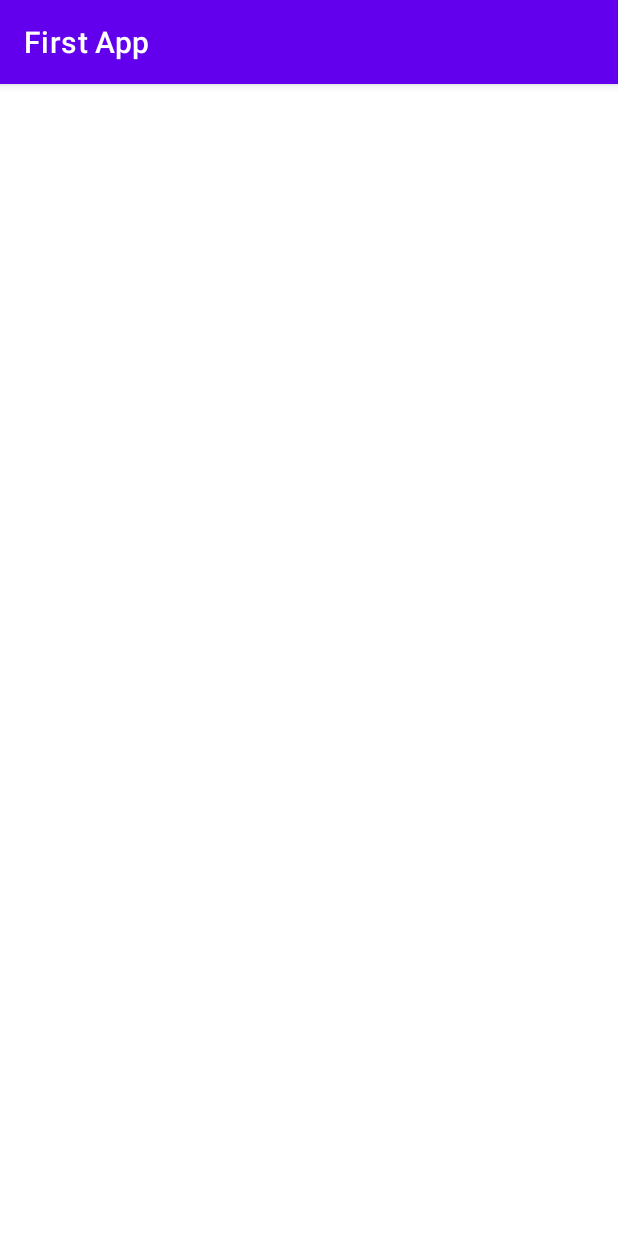
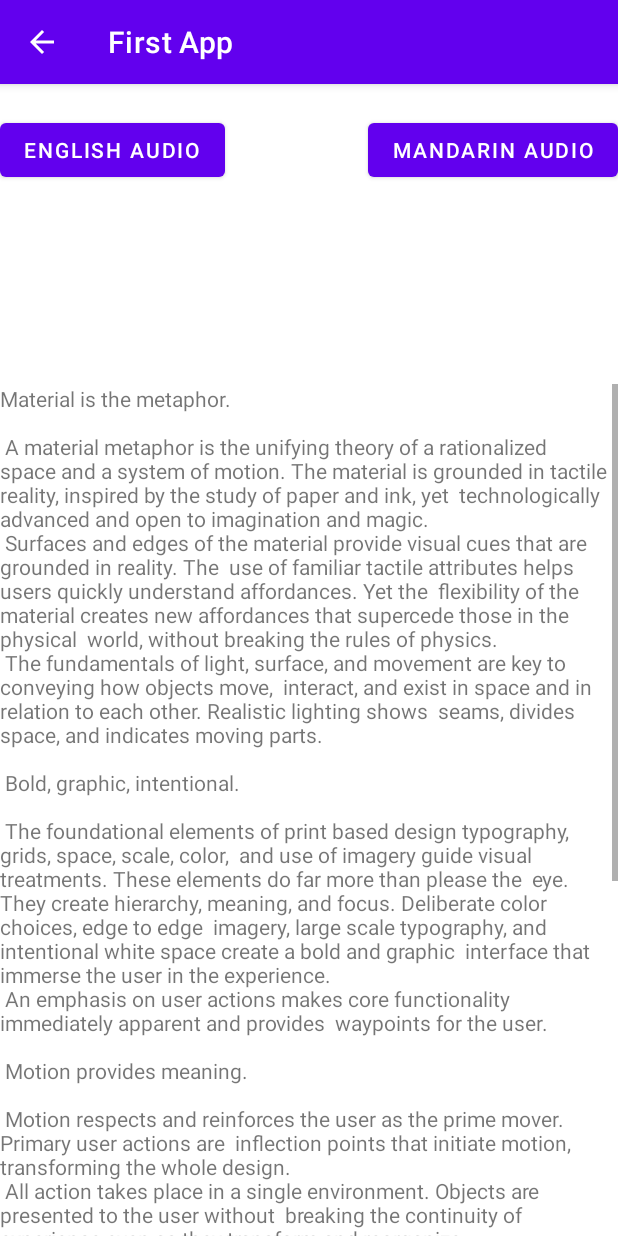
Before and after one commit to jazonshou/Audiobook-Eagle-Project, an Android app: the Fable1 screen opened directly, with no data from a screen before it, on a phone screen of 412 x 824 dp. Run offline under Robolectric (Android 15) with nearby library versions, the phone set to English and light mode, and no system bars; libraries missing offline, so code that uses them is left out: nl.changer.audiowife.

Commit message:
ft. got AudioWife working

```diff
--- a/app/build.gradle
+++ b/app/build.gradle
@@ -8,7 +8,7 @@ android {
 
     defaultConfig {
         applicationId "com.example.firstapp"
-        minSdkVersion 16
+        minSdkVersion 21
         targetSdkVersion 30
         versionCode 1
         versionName "1.0"
@@ -41,4 +41,8 @@ dependencies {
     testImplementation 'junit:junit:4.+'
     androidTestImplementation 'androidx.test.ext:junit:1.1.3'
     androidTestImplementation 'androidx.test.espresso:espresso-core:3.4.0'
+
+    implementation 'com.github.mergehez:ArgPlayer:v3.0.1'
+
+    implementation 'net.the4thdimension:audio-wife:1.0.3'
 }
--- a/app/src/main/java/com/example/firstapp/Fable1.java
+++ b/app/src/main/java/com/example/firstapp/Fable1.java
@@ -1,14 +1,109 @@
 package com.example.firstapp;
 
+import androidx.annotation.Nullable;
 import androidx.appcompat.app.AppCompatActivity;
+import androidx.core.app.NavUtils;
 
+import android.app.ActionBar;
+import android.content.Intent;
+import android.media.MediaPlayer;
+import android.net.Uri;
 import android.os.Bundle;
+import android.text.method.ScrollingMovementMethod;
+import android.view.MenuItem;
+import android.view.View;
+import android.view.ViewGroup;
+import android.widget.Button;
+import android.widget.TextView;
+import android.widget.Toast;
 
-public class Fable1 extends AppCompatActivity {
+import java.io.File;
+import java.io.FileOutputStream;
+import java.io.IOException;
+import java.io.InputStream;
+import java.io.OutputStream;
+
+import nl.changer.audiowife.AudioWife;
+
+public class Fable1 extends AppCompatActivity implements View.OnClickListener {
+
+    // Media files
+//    MediaPlayer englishAudio = MediaPlayer.create(this, R.raw.chinese_new_year_final);
 
     @Override
     protected void onCreate(Bundle savedInstanceState) {
         super.onCreate(savedInstanceState);
         setContentView(R.layout.activity_fable1);
+
+        // Enables scrolling for the text chunk
+        TextView tv3 = (TextView)findViewById(R.id.textView3);
+        tv3.setMovementMethod(new ScrollingMovementMethod());
+
+        // Adds the return button on the action bar
+        getSupportActionBar().setDisplayHomeAsUpEnabled(true);
+
+        // Buttons
+        Button english = (Button)findViewById(R.id.fable1_button1);
+        Button mandarin = (Button)findViewById(R.id.fable1_button2);
+        english.setOnClickListener(this);
+        mandarin.setOnClickListener(this);
+
+        // Load the media files
+//        englishAudio.prepare();
+    }
+
+    @Override
+    public void onClick(View view) {
+        switch (view.getId()){
+            case R.id.fable1_button1:
+
+                File tempFile;
+                try {
+                    InputStream inputStream = getResources().openRawResource(R.raw.chinese_new_year_final);
+                    tempFile = File.createTempFile("pre", "suf");
+                    copyFile(inputStream, new FileOutputStream(tempFile));
+
+                    // Now some_file is tempFile .. do what you like
+                } catch (IOException e) {
+                    throw new RuntimeException("Can't create temp file ", e);
+                }
+
+                ViewGroup v = (ViewGroup)getWindow().getDecorView().findViewById(android.R.id.content);
+
+
+                Uri uri = Uri.fromFile(tempFile);
+
+                AudioWife.getInstance().init(this, uri).useDefaultUi(v, getLayoutInflater());
+
+                break;
+//          case R.id.button3:
+//                Intent intent2 = new Intent(getApplicationContext(), MainActivity3.class);
+//                startActivity(intent2);
+//                break;
+        }
+    }
+
+    /**
+     * Controls the return button on the action bar
+     * @param item idfk
+     * @return idfk
+     */
+    @Override
+    public boolean onOptionsItemSelected(MenuItem item) {
+        switch (item.getItemId()) {
+            // Respond to the action bar's Up/Home button
+            case android.R.id.home:
+                NavUtils.navigateUpFromSameTask(this);
+                return true;
+        }
+        return super.onOptionsItemSelected(item);
+    }
+
+    private void copyFile(InputStream in, OutputStream out) throws IOException {
+        byte[] buffer = new byte[1024];
+        int read;
+        while((read = in.read(buffer)) != -1){
+            out.write(buffer, 0, read);
+        }
     }
 }
--- a/app/src/main/res/layout/activity_fable1.xml
+++ b/app/src/main/res/layout/activity_fable1.xml
@@ -6,15 +6,36 @@
     android:layout_height="match_parent"
     tools:context=".Fable1">
 
-    <ScrollView
-        android:layout_width="391dp"
-        android:layout_height="849dp"
-        tools:layout_editor_absoluteX="1dp"
-        tools:layout_editor_absoluteY="1dp">
+    <TextView
+        android:id="@+id/textView3"
+        android:layout_width="wrap_content"
+        android:layout_height="wrap_content"
+        android:layout_marginTop="200dp"
 
-        <LinearLayout
-            android:layout_width="match_parent"
-            android:layout_height="wrap_content"
-            android:orientation="vertical" />
-    </ScrollView>
+        android:scrollbars="vertical"
+
+        android:text="@string/large_text"
+        app:layout_constraintStart_toStartOf="parent"
+        app:layout_constraintTop_toTopOf="parent" />
+
+    <Button
+        android:id="@+id/fable1_button1"
+        android:layout_width="wrap_content"
+        android:layout_height="wrap_content"
+        android:layout_marginTop="20dp"
+        android:text="@string/fable1_button1_message"
+        app:layout_constraintEnd_toStartOf="@+id/fable1_button2"
+        app:layout_constraintHorizontal_bias="0.0"
+        app:layout_constraintStart_toStartOf="parent"
+        app:layout_constraintTop_toTopOf="parent" />
+
+    <Button
+        android:id="@+id/fable1_button2"
+        android:layout_width="wrap_content"
+        android:layout_height="wrap_content"
+        android:layout_marginTop="20dp"
+        android:text="@string/fable1_button2_message"
+        app:layout_constraintEnd_toEndOf="parent"
+        app:layout_constraintTop_toTopOf="parent" />
+
 </androidx.constraintlayout.widget.ConstraintLayout>
--- a/app/src/main/res/values/strings.xml
+++ b/app/src/main/res/values/strings.xml
@@ -11,6 +11,9 @@
     <string name="button5_message">Fable 5</string>
     <string name="button6_message">Fable 6</string>
     <string name="title_activity_scrolling">ScrollingActivity</string>
+
+    <string name="fable1_button1_message">English Audio</string>
+    <string name="fable1_button2_message">Mandarin Audio</string>
     <string name="large_text">
         "Material is the metaphor.\n\n"
 
--- a/build.gradle
+++ b/build.gradle
@@ -17,6 +17,8 @@ allprojects {
         google()
         mavenCentral()
         jcenter() // Warning: this repository is going to shut down soon
+
+        maven { url "https://jitpack.io" }
     }
 }
 
```
Also changed, not shown: app/src/main/java/com/example/firstapp/MainActivity.java (+9 -6 lines).
